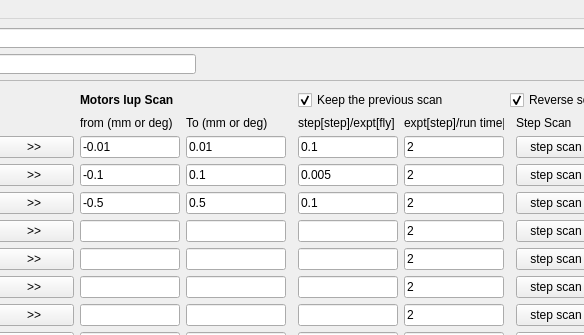
Above: gui/motorGUI.ui from Byeongdulee/ptychoSAXS before the change; both pictures show x 400 to 984 and y 0 to 335 of the 1423 by 801 pixel window. Below: the same form after it.
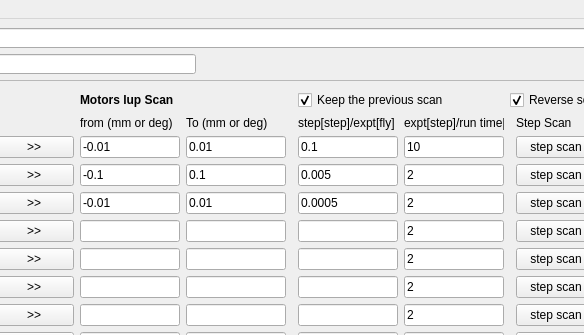
That is the form after the change.

Patch:
```diff
--- a/gui/motorGUI.ui
+++ b/gui/motorGUI.ui
@@ -323,7 +323,7 @@
              </size>
             </property>
             <property name="text">
-             <string>2</string>
+             <string>10</string>
             </property>
            </widget>
           </item>
@@ -781,7 +781,7 @@
              </size>
             </property>
             <property name="text">
-             <string>-0.5</string>
+             <string>-0.01</string>
             </property>
            </widget>
           </item>
@@ -870,7 +870,7 @@
              </size>
             </property>
             <property name="text">
-             <string>0.1</string>
+             <string>0.0005</string>
             </property>
            </widget>
           </item>
@@ -986,7 +986,7 @@
              </size>
             </property>
             <property name="text">
-             <string>0.5</string>
+             <string>0.01</string>
             </property>
            </widget>
           </item>
```
Left out of the diff: 13 changed lines with no effect on the pictures.
